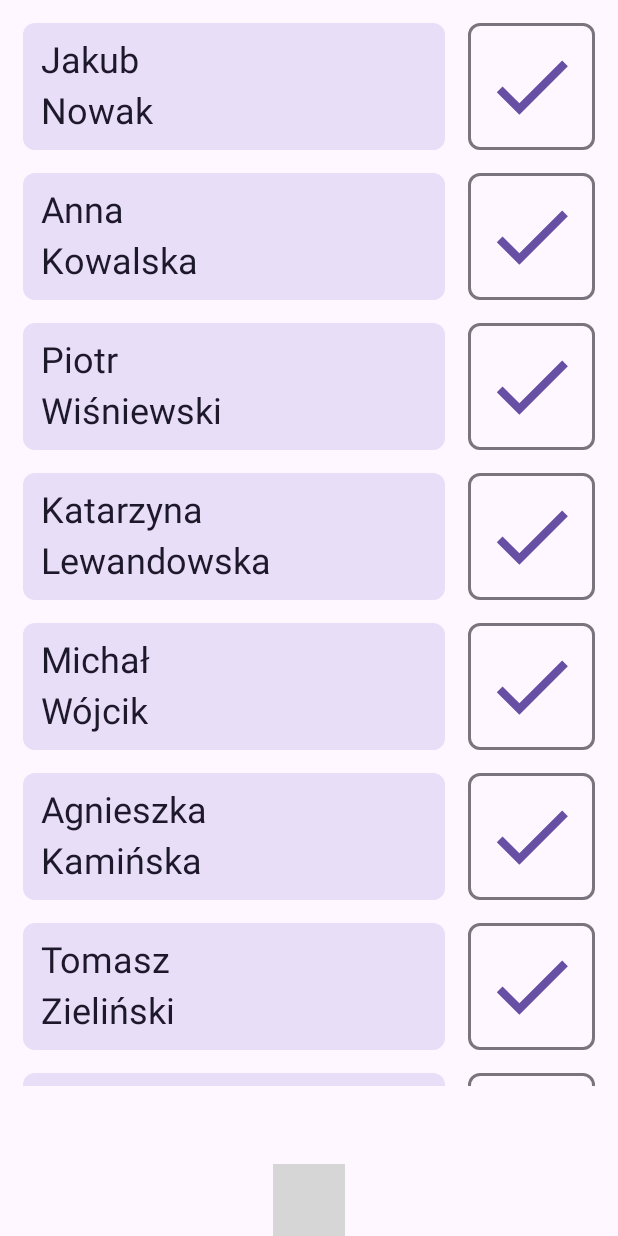
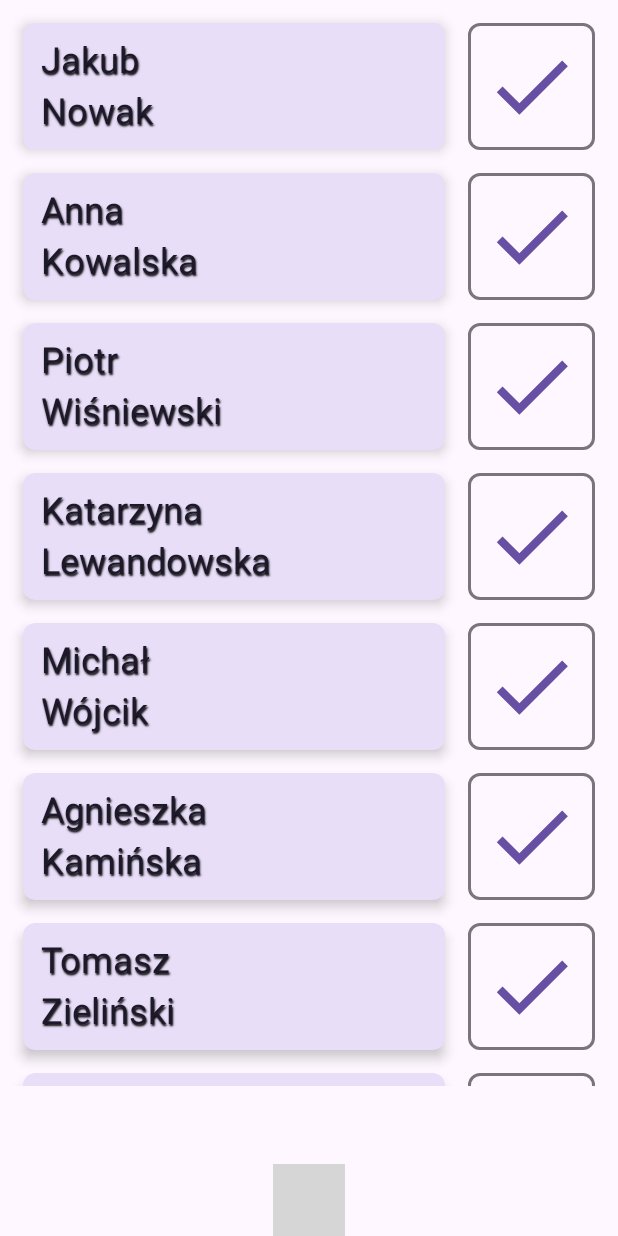
Before and after one commit to gq97a6/camptool_mobile, an Android app built with Jetpack Compose: the composable ListScreen called with empty values, on a phone screen of 412 x 824 dp. Run offline under Robolectric (Android 15) with nearby library versions, the phone set to English and light mode, and no system bars; missing, so only their content is drawn: Theme; 4 statements that could not run were skipped; grey boxes are pictures that could not be loaded.

Commit message:
Basic checklist implemented.

```diff
--- a/app/src/main/java/com/campbuddy/layout/ListScreen.kt
+++ b/app/src/main/java/com/campbuddy/layout/ListScreen.kt
@@ -34,7 +34,12 @@ import androidx.compose.runtime.mutableStateListOf
 import androidx.compose.runtime.remember
 import androidx.compose.ui.Alignment
 import androidx.compose.ui.Modifier
+import androidx.compose.ui.draw.shadow
+import androidx.compose.ui.geometry.Offset
+import androidx.compose.ui.graphics.Color
+import androidx.compose.ui.graphics.Shadow
 import androidx.compose.ui.layout.onSizeChanged
+import androidx.compose.ui.text.TextStyle
 import androidx.compose.ui.tooling.preview.Preview
 import androidx.compose.ui.unit.Dp
 import androidx.compose.ui.unit.dp
@@ -106,6 +111,7 @@ fun ListScreen(navController: NavController?) {
                         modifier = M
                             .weight(1f)
                             .fillMaxHeight()
+                            .shadow(5.dp, shape = MaterialTheme.shapes.small)
                             .background(
                                 MaterialTheme.colorScheme.secondaryContainer,
                                 MaterialTheme.shapes.small
@@ -116,6 +122,14 @@ fun ListScreen(navController: NavController?) {
                         Text(
                             text = name.replace(" ", "\n"),
                             color = MaterialTheme.colorScheme.onSecondaryContainer,
+                            style = TextStyle(
+                                fontSize = 44.sp,
+                                shadow = Shadow(
+                                    color = MaterialTheme.colorScheme.scrim, //TODO: CHECK COLOR
+                                    offset = Offset(1.0f, 2.0f),
+                                    blurRadius = 1f
+                                )
+                            ),
                             fontSize = 24.sp,
                             softWrap = true,
                             lineHeight = 34.sp,
```
